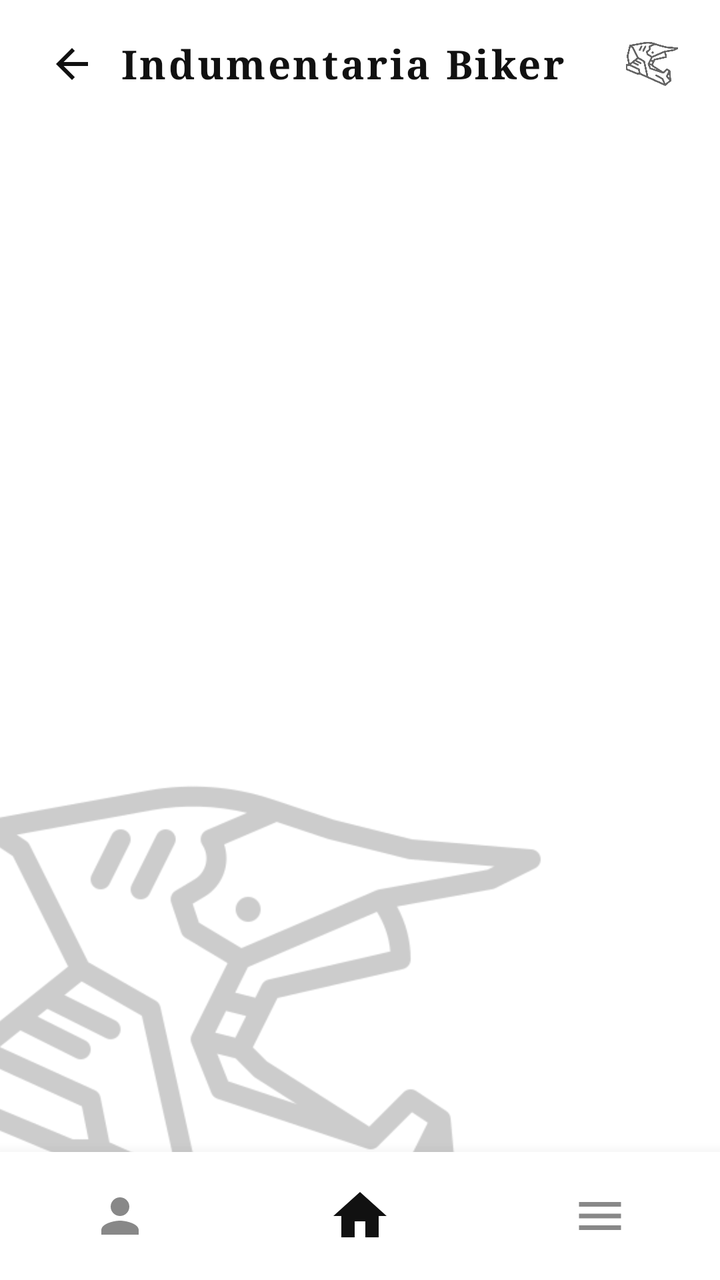
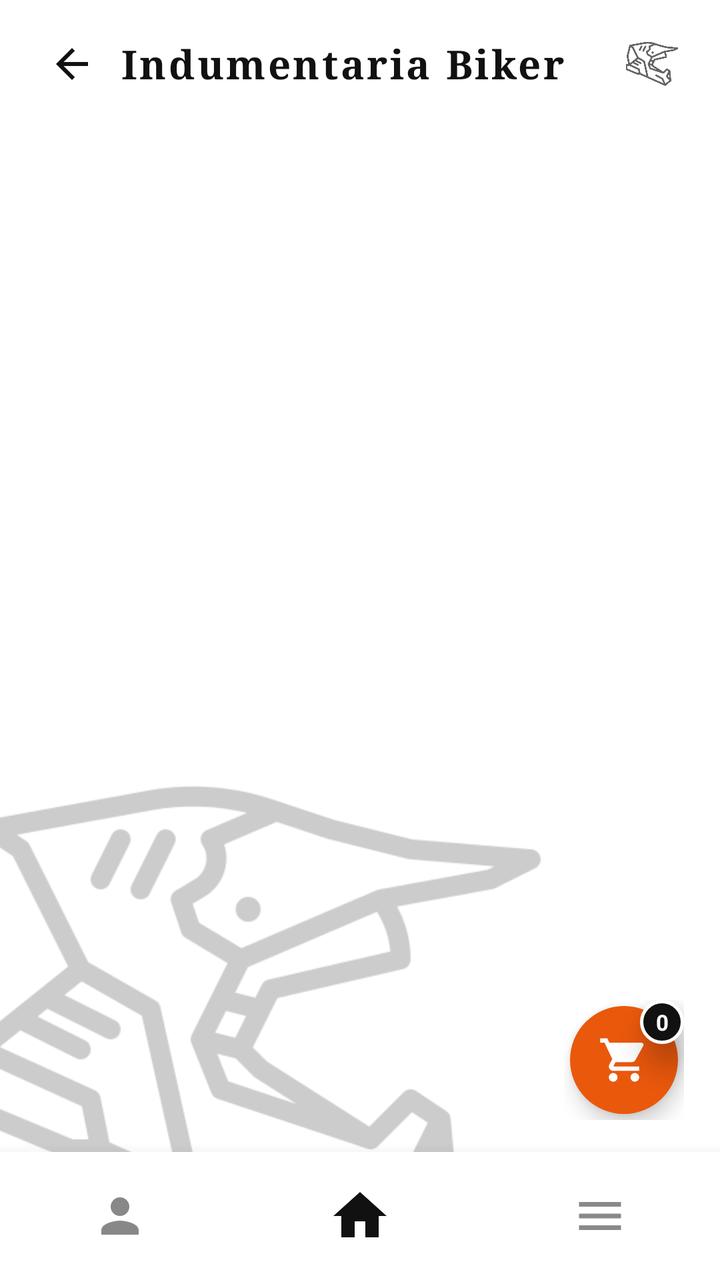

An Android layout rendered at two revisions. The XML below is the earlier revision; the diff shows what the commit changed to produce the second picture.
<!-- AndroidManifest.xml: application theme Theme.MiAPPBiker -->
<!-- res/layout/activity_indumentaria_catalog.xml -->
<?xml version="1.0" encoding="utf-8"?>
<FrameLayout xmlns:android="http://schemas.android.com/apk/res/android"
    xmlns:app="http://schemas.android.com/apk/res-auto"
    xmlns:tools="http://schemas.android.com/tools"
    android:id="@+id/indumentaria_catalog_root"
    android:layout_width="match_parent"
    android:layout_height="match_parent"
    android:background="#FFFFFF">

    
    <ImageView
        android:id="@+id/iv_catalog_watermark"
        android:layout_width="320dp"
        android:layout_height="320dp"
        android:layout_gravity="bottom|start"
        android:layout_marginStart="-40dp"
        android:layout_marginBottom="-40dp"
        android:alpha="0.20"
        android:scaleType="fitCenter"
        android:src="@drawable/ic_helmet_logo"
        android:contentDescription="Watermark Casco" />

    <androidx.constraintlayout.widget.ConstraintLayout
        android:layout_width="match_parent"
        android:layout_height="match_parent">

        
        <LinearLayout
            android:id="@+id/ll_catalog_header"
            android:layout_width="match_parent"
            android:layout_height="wrap_content"
            android:gravity="center_vertical"
            android:orientation="horizontal"
            android:paddingHorizontal="20dp"
            android:paddingTop="16dp"
            android:paddingBottom="12dp"
            app:layout_constraintTop_toTopOf="parent">

            <ImageView
                android:id="@+id/btn_back_home"
                android:layout_width="32dp"
                android:layout_height="32dp"
                android:clickable="true"
                android:focusable="true"
                android:padding="4dp"
                android:src="@drawable/ic_arrow_back"
                app:tint="#111111"
                android:contentDescription="Regresar" />

            <TextView
                android:layout_width="0dp"
                android:layout_height="wrap_content"
                android:layout_marginStart="8dp"
                android:layout_weight="1"
                android:fontFamily="serif"
                android:letterSpacing="0.06"
                android:text="Indumentaria Biker"
                android:textColor="#111111"
                android:textSize="20sp"
                android:textStyle="bold" />

            <ImageView
                android:layout_width="28dp"
                android:layout_height="28dp"
                android:alpha="0.6"
                android:src="@drawable/ic_helmet_logo"
                android:contentDescription="Logo" />
        </LinearLayout>

        
        <ScrollView
            android:id="@+id/sv_indum_grid"
            android:layout_width="match_parent"
            android:layout_height="0dp"
            android:fillViewport="true"
            android:scrollbars="none"
            app:layout_constraintBottom_toTopOf="@+id/ll_bottom_nav"
            app:layout_constraintTop_toBottomOf="@+id/ll_catalog_header">

            <LinearLayout
                android:id="@+id/ll_indum_grid_container"
                android:layout_width="match_parent"
                android:layout_height="wrap_content"
                android:orientation="vertical"
                android:paddingHorizontal="12dp"
                android:paddingTop="6dp"
                android:paddingBottom="30dp">
                
            </LinearLayout>
        </ScrollView>

        
        <LinearLayout
            android:id="@+id/ll_bottom_nav"
            android:layout_width="match_parent"
            android:layout_height="64dp"
            android:background="#FFFFFF"
            android:elevation="12dp"
            android:gravity="center"
            android:orientation="horizontal"
            app:layout_constraintBottom_toBottomOf="parent">

            
            <FrameLayout
                android:id="@+id/nav_btn_profile"
                android:layout_width="0dp"
                android:layout_height="match_parent"
                android:layout_weight="1"
                android:clickable="true"
                android:focusable="true">

                <ImageView
                    android:layout_width="28dp"
                    android:layout_height="28dp"
                    android:layout_gravity="center"
                    android:src="@drawable/ic_person"
                    app:tint="#888888"
                    android:contentDescription="Perfil" />
            </FrameLayout>

            
            <FrameLayout
                android:id="@+id/nav_btn_home"
                android:layout_width="0dp"
                android:layout_height="match_parent"
                android:layout_weight="1"
                android:clickable="true"
                android:focusable="true">

                <ImageView
                    android:layout_width="32dp"
                    android:layout_height="32dp"
                    android:layout_gravity="center"
                    android:src="@drawable/ic_home"
                    app:tint="#111111"
                    android:contentDescription="Home" />
            </FrameLayout>

            
            <FrameLayout
                android:id="@+id/nav_btn_menu"
                android:layout_width="0dp"
                android:layout_height="match_parent"
                android:layout_weight="1"
                android:clickable="true"
                android:focusable="true">

                <ImageView
                    android:layout_width="28dp"
                    android:layout_height="28dp"
                    android:layout_gravity="center"
                    android:src="@drawable/ic_menu"
                    app:tint="#888888"
                    android:contentDescription="Sucursales" />
            </FrameLayout>
        </LinearLayout>

    </androidx.constraintlayout.widget.ConstraintLayout>
</FrameLayout>
<!-- resources referenced by this layout -->
<resources>
  <!-- drawable ic_arrow_back (drawable) -->
  <vector xmlns:android="http://schemas.android.com/apk/res/android"
      android:width="24dp"
      android:height="24dp"
      android:viewportWidth="24"
      android:viewportHeight="24">
      <path
          android:fillColor="#111111"
          android:pathData="M20,11H7.83l5.59,-5.59L12,4l-8,8 8,8 1.41,-1.41L7.83,13H20v-2z" />
  </vector>
  <!-- drawable ic_helmet_logo: png bitmap (drawable, 31103 bytes) -->
  <!-- drawable ic_home (drawable) -->
  <vector xmlns:android="http://schemas.android.com/apk/res/android"
      android:width="28dp"
      android:height="28dp"
      android:viewportWidth="24"
      android:viewportHeight="24">
      <path
          android:fillColor="#FF000000"
          android:pathData="M10,20v-6h4v6h5v-8h3L12,3 2,12h3v8z" />
  </vector>
  <!-- drawable ic_menu (drawable) -->
  <vector xmlns:android="http://schemas.android.com/apk/res/android"
      android:width="28dp"
      android:height="28dp"
      android:viewportWidth="24"
      android:viewportHeight="24">
      <path
          android:fillColor="#FF000000"
          android:pathData="M3,18h18v-2L3,16v2zM3,13h18v-2L3,11v2zM3,6v2h18L21,6L3,6z" />
  </vector>
  <!-- drawable ic_person (drawable) -->
  <vector xmlns:android="http://schemas.android.com/apk/res/android"
      android:width="28dp"
      android:height="28dp"
      android:viewportWidth="24"
      android:viewportHeight="24">
      <path
          android:fillColor="#FF000000"
          android:pathData="M12,12c2.21,0 4,-1.79 4,-4s-1.79,-4 -4,-4 -4,1.79 -4,4 1.79,4 4,4zM12,14c-2.67,0 -8,1.34 -8,4v2h16v-2c0,-2.66 -5.33,-4 -8,-4z" />
  </vector>
  <style name="Theme.MiAPPBiker" parent="Base.Theme.MiAPPBiker" />
  <style name="Base.Theme.MiAPPBiker" parent="Theme.Material3.DayNight.NoActionBar">
          
          
      </style>
</resources>

<!-- the commit's change to res/layout/activity_indumentaria_catalog.xml (unified diff, before → after) -->
@@ -82,12 +82,54 @@
                 android:layout_width="match_parent"
                 android:layout_height="wrap_content"
                 android:orientation="vertical"
-                android:paddingHorizontal="12dp"
+                android:paddingHorizontal="10dp"
                 android:paddingTop="6dp"
                 android:paddingBottom="30dp">
                 
             </LinearLayout>
         </ScrollView>
+
+        
+        <FrameLayout
+            android:id="@+id/btn_floating_cart"
+            android:layout_width="60dp"
+            android:layout_height="60dp"
+            android:layout_marginEnd="18dp"
+            android:layout_marginBottom="16dp"
+            android:clickable="true"
+            android:focusable="true"
+            app:layout_constraintBottom_toTopOf="@+id/ll_bottom_nav"
+            app:layout_constraintEnd_toEndOf="parent">
+
+            <View
+                android:layout_width="54dp"
+                android:layout_height="54dp"
+                android:layout_gravity="center"
+                android:background="@drawable/bg_floating_cart"
+                android:elevation="6dp" />
+
+            <ImageView
+                android:layout_width="26dp"
+                android:layout_height="26dp"
+                android:layout_gravity="center"
+                android:elevation="8dp"
+                android:src="@drawable/ic_shopping_cart"
+                app:tint="#FFFFFF"
+                android:contentDescription="Carrito" />
+
+            <TextView
+                android:id="@+id/tv_cart_badge"
+                android:layout_width="22dp"
+                android:layout_height="22dp"
+                android:layout_gravity="top|end"
+                android:background="@drawable/bg_badge_circle"
+                android:elevation="10dp"
+                android:gravity="center"
+                android:text="0"
+                android:textColor="#FFFFFF"
+                android:textSize="11sp"
+                android:textStyle="bold" />
+        </FrameLayout>
 
         
         <LinearLayout
<!-- resource entries referenced after the edit -->
@@ -1,5 +1,18 @@
 <!-- resources referenced by this layout -->
 <resources>
+  <!-- drawable bg_badge_circle (drawable) -->
+  <?xml version="1.0" encoding="utf-8"?>
+  <shape xmlns:android="http://schemas.android.com/apk/res/android"
+      android:shape="oval">
+      <solid android:color="#111111" />
+      <stroke android:width="1.5dp" android:color="#FFFFFF" />
+  </shape>
+  <!-- drawable bg_floating_cart (drawable) -->
+  <?xml version="1.0" encoding="utf-8"?>
+  <shape xmlns:android="http://schemas.android.com/apk/res/android"
+      android:shape="oval">
+      <solid android:color="#EA580C" />
+  </shape>
   <!-- drawable ic_arrow_back (drawable) -->
   <vector xmlns:android="http://schemas.android.com/apk/res/android"
       android:width="24dp"
@@ -41,6 +54,16 @@
           android:fillColor="#FF000000"
           android:pathData="M12,12c2.21,0 4,-1.79 4,-4s-1.79,-4 -4,-4 -4,1.79 -4,4 1.79,4 4,4zM12,14c-2.67,0 -8,1.34 -8,4v2h16v-2c0,-2.66 -5.33,-4 -8,-4z" />
   </vector>
+  <!-- drawable ic_shopping_cart (drawable) -->
+  <vector xmlns:android="http://schemas.android.com/apk/res/android"
+      android:width="24dp"
+      android:height="24dp"
+      android:viewportWidth="24"
+      android:viewportHeight="24">
+    <path
+        android:fillColor="#FFFFFFFF"
+        android:pathData="M7,18c-1.1,0 -1.99,0.9 -1.99,2S5.9,22 7,22s2,-0.9 2,-2 -0.9,-2 -2,-2zM1,2v2h2l3.6,7.59 -1.35,2.45c-0.16,0.28 -0.25,0.61 -0.25,0.96 0,1.1 0.9,2 2,2h12v-2L7.42,15c-0.14,0 -0.25,-0.11 -0.25,-0.25l0.03,-0.12 0.9,-1.63h7.45c0.75,0 1.41,-0.41 1.75,-1.03l3.58,-6.49c0.08,-0.14 0.12,-0.31 0.12,-0.48 0,-0.55 -0.45,-1 -1,-1L5.21,4l-0.94,-2L1,2zM17,18c-1.1,0 -1.99,0.9 -1.99,2s0.89,2 1.99,2 2,-0.9 2,-2 -0.9,-2 -2,-2z"/>
+  </vector>
   <style name="Theme.MiAPPBiker" parent="Base.Theme.MiAPPBiker" />
   <style name="Base.Theme.MiAPPBiker" parent="Theme.Material3.DayNight.NoActionBar">
           
